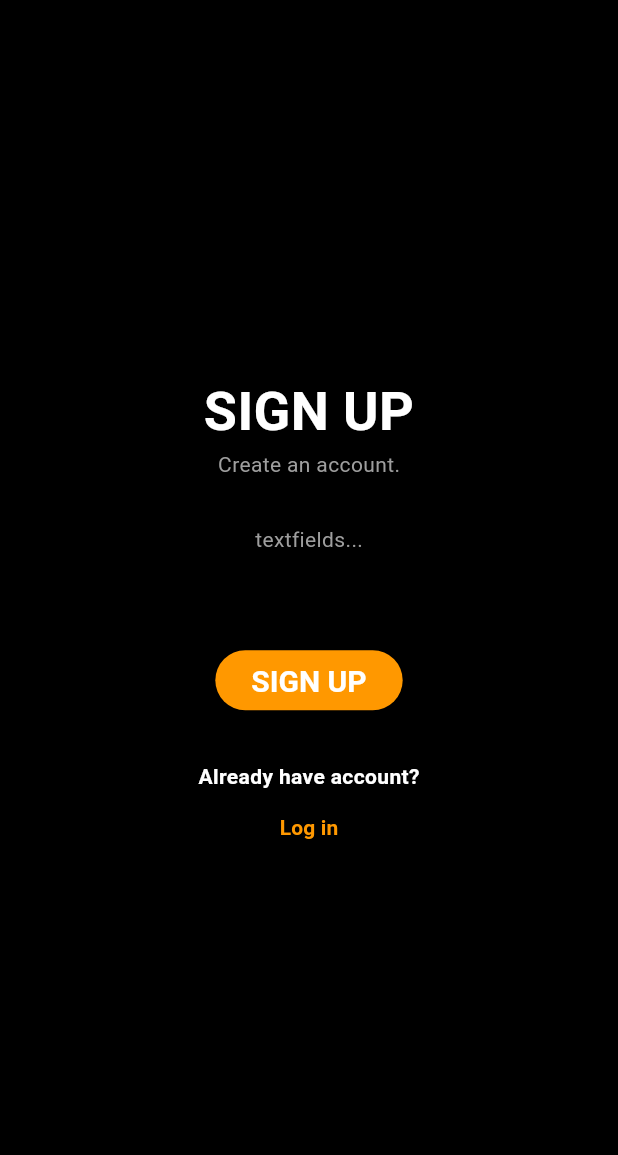
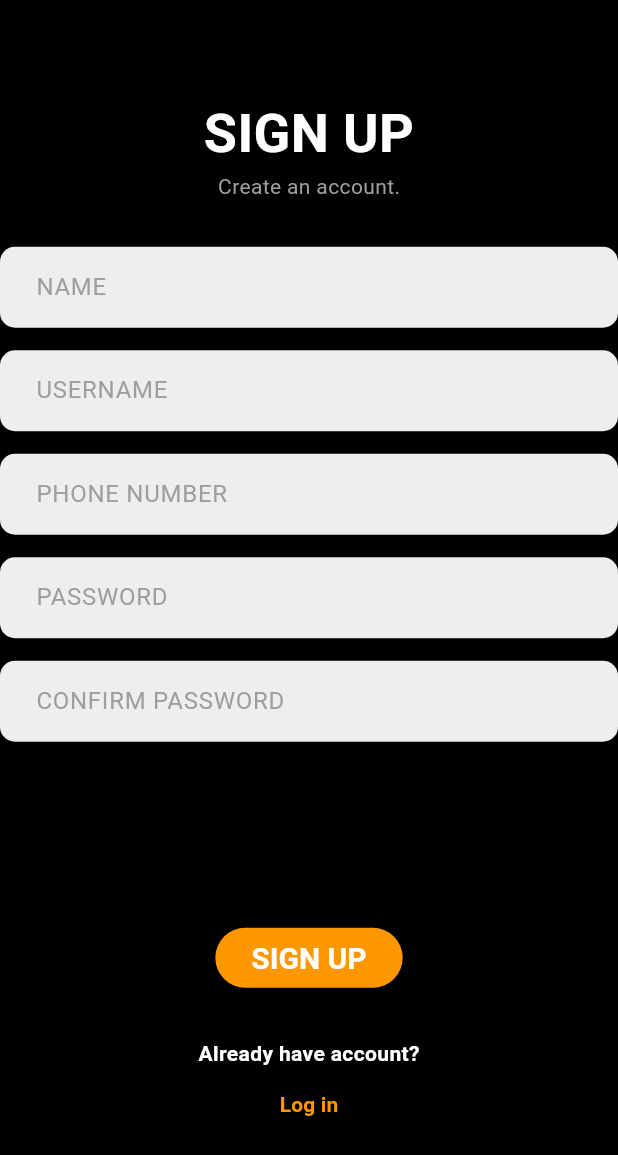
Before and after one commit to Nnewbs/PaviNet-Inventory-System, a Flutter app: the SignUpPage screen opened directly, on a phone screen of 412 x 824 dp. Shown: the top 1155 px of the screen. Run offline on Flutter 3.47's test engine with Material 3 defaults, Android fonts, the phone set to English and light mode, and no system bars; our stand-ins replace syncfusion_flutter_charts.

Commit message:
add textfield Sign Up Page (half-way)

```diff
--- a/lib/customStyles/customStyles.dart
+++ b/lib/customStyles/customStyles.dart
@@ -21,3 +21,19 @@ class CustomButtonStyle {
       textStyle: const TextStyle(fontSize: 12, color: Colors.orange),
       backgroundColor: Colors.transparent);
 }
+
+class CustomTextFieldStyle {
+  static const Color fillColor = Color(0xFFEEEEEE); // Light grey background
+  static const Color hintTextColor = Color(0xFF9E9E9E); // Darker grey placeholder text
+
+  static const InputDecoration textFieldDecoration = InputDecoration(
+    filled: true,
+    fillColor: fillColor,
+    hintStyle: TextStyle(color: hintTextColor),
+    border: OutlineInputBorder(
+      borderRadius: BorderRadius.all(Radius.circular(10.0)),
+      borderSide: BorderSide.none,
+    ),
+    contentPadding: EdgeInsets.symmetric(vertical: 15, horizontal: 20),
+  );
+}
--- a/lib/pages/signupPage/signupPage.dart
+++ b/lib/pages/signupPage/signupPage.dart
@@ -10,6 +10,12 @@ class SignUpPage extends StatefulWidget {
 }
 
 class _SignUpPageState extends State<SignUpPage> {
+  final TextEditingController nameController = TextEditingController();
+  final TextEditingController usernameController = TextEditingController();
+  final TextEditingController phoneController = TextEditingController();
+  final TextEditingController passwordController = TextEditingController();
+  final TextEditingController confirmPasswordController = TextEditingController();
+
   @override
   Widget build(BuildContext content) {
     return Scaffold(
@@ -21,10 +27,55 @@ class _SignUpPageState extends State<SignUpPage> {
               style: CustomeTextStyle.SignUpLogin, textAlign: TextAlign.center),
           const Text('Create an account.', style: CustomeTextStyle.txtGrey),
           const SizedBox(height: 30),
-          const Text(
-            'textfields...',
-            style: CustomeTextStyle.txtGrey,
+
+          // Name TextField
+          TextField(
+            controller: nameController,
+            decoration: CustomTextFieldStyle.textFieldDecoration.copyWith(
+              hintText: 'NAME',
+            ),
           ),
+          const SizedBox(height: 15),
+
+          // Username TextField
+          TextField(
+            controller: usernameController,
+            decoration: CustomTextFieldStyle.textFieldDecoration.copyWith(
+              hintText: 'USERNAME',
+            ),
+          ),
+          const SizedBox(height: 15),
+
+          // Phone Number TextField
+          TextField(
+            controller: phoneController,
+            keyboardType: TextInputType.phone,
+            decoration: CustomTextFieldStyle.textFieldDecoration.copyWith(
+              hintText: 'PHONE NUMBER',
+            ),
+          ),
+          const SizedBox(height: 15),
+
+          // Password TextField
+          TextField(
+            controller: passwordController,
+            obscureText: true,
+            decoration: CustomTextFieldStyle.textFieldDecoration.copyWith(
+              hintText: 'PASSWORD',
+            ),
+          ),
+          const SizedBox(height: 15),
+
+          // Confirm Password TextField
+          TextField(
+            controller: confirmPasswordController,
+            obscureText: true,
+            decoration: CustomTextFieldStyle.textFieldDecoration.copyWith(
+              hintText: 'CONFIRM PASSWORD',
+            ),
+          ),
+          const SizedBox(height: 60),
+
           const SizedBox(height: 60),
           ElevatedButton(
               style: CustomButtonStyle.button1,
```
